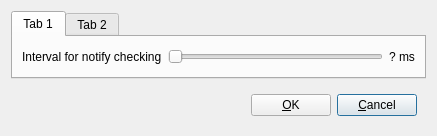
WeCase/WeCase, file ui/SettingWindow.ui: the form before one commit.
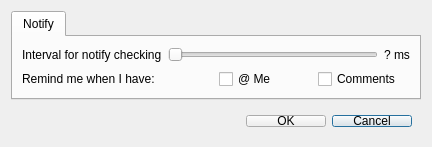
The form after the commit. Icons and pictures are not drawn.

```diff
--- a/ui/SettingWindow.ui
+++ b/ui/SettingWindow.ui
@@ -6,10 +6,16 @@
    <rect>
     <x>0</x>
     <y>0</y>
-    <width>437</width>
-    <height>136</height>
+    <width>432</width>
+    <height>143</height>
    </rect>
   </property>
+  <property name="sizePolicy">
+   <sizepolicy hsizetype="Fixed" vsizetype="Fixed">
+    <horstretch>0</horstretch>
+    <verstretch>0</verstretch>
+   </sizepolicy>
+  </property>
   <property name="windowTitle">
    <string>Settings</string>
   </property>
@@ -17,20 +23,29 @@
    <iconset resource="wecase.qrc">
     <normaloff>:/IMG/img/preferences-other.png</normaloff>:/IMG/img/preferences-other.png</iconset>
   </property>
-  <layout class="QGridLayout" name="gridLayout_2">
-   <item row="0" column="0">
-    <layout class="QVBoxLayout" name="verticalLayout">
+  <layout class="QVBoxLayout" name="verticalLayout" stretch="6,1">
      <item>
       <widget class="QTabWidget" name="tabWidget">
+     <property name="sizePolicy">
+      <sizepolicy hsizetype="Preferred" vsizetype="Preferred">
+       <horstretch>0</horstretch>
+       <verstretch>0</verstretch>
+      </sizepolicy>
+     </property>
+     <property name="currentIndex">
+      <number>0</number>
+     </property>
        <widget class="QWidget" name="tab">
         <attribute name="title">
-         <string>Tab 1</string>
-        </attribute>
+       <string>Notify</string>
+      </attribute>
+      <layout class="QGridLayout" name="gridLayout_3">
+       <item row="0" column="0">
         <layout class="QVBoxLayout" name="verticalLayout_2">
          <item>
-          <layout class="QHBoxLayout" name="horizontalLayout">
+          <layout class="QHBoxLayout" name="horizontalLayout_2">
            <item>
-            <widget class="QLabel" name="label">
+            <widget class="QLabel" name="intervalDefine">
              <property name="text">
               <string>Interval for notify checking</string>
              </property>
@@ -67,12 +82,47 @@
            </item>
           </layout>
          </item>
-        </layout>
-       </widget>
-       <widget class="QWidget" name="tab_2">
-        <attribute name="title">
-         <string>Tab 2</string>
-        </attribute>
+         <item>
+          <layout class="QHBoxLayout" name="horizontalLayout_3">
+           <item>
+            <widget class="QLabel" name="label_2">
+             <property name="text">
+              <string>Remind me when I have:</string>
+             </property>
+             <property name="buddy">
+              <cstring>mentionsChk</cstring>
+             </property>
+            </widget>
+           </item>
+           <item>
+            <layout class="QHBoxLayout" name="horizontalLayout">
+             <property name="rightMargin">
+              <number>0</number>
+             </property>
+             <property name="bottomMargin">
+              <number>0</number>
+             </property>
+             <item>
+              <widget class="QCheckBox" name="mentionsChk">
+               <property name="text">
+                <string>@ Me</string>
+               </property>
+              </widget>
+             </item>
+             <item>
+              <widget class="QCheckBox" name="commentsChk">
+               <property name="text">
+                <string>Comments</string>
+               </property>
+              </widget>
+             </item>
+            </layout>
+           </item>
+          </layout>
+         </item>
+        </layout>
+       </item>
+      </layout>
        </widget>
       </widget>
      </item>
@@ -116,8 +166,6 @@
       </widget>
      </item>
     </layout>
-   </item>
-  </layout>
  </widget>
  <resources>
   <include location="wecase.qrc"/>
```
Left out of the diff: 25 changed lines with no effect on the pictures. Lines whose indentation alone changed are shown as unchanged.
